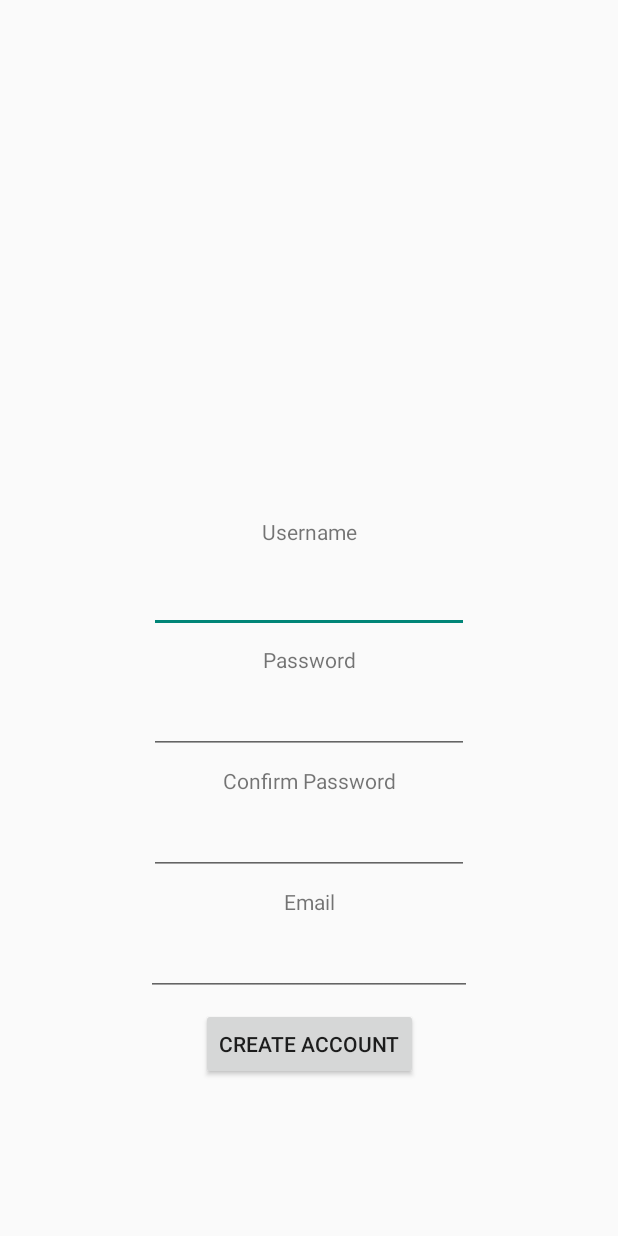
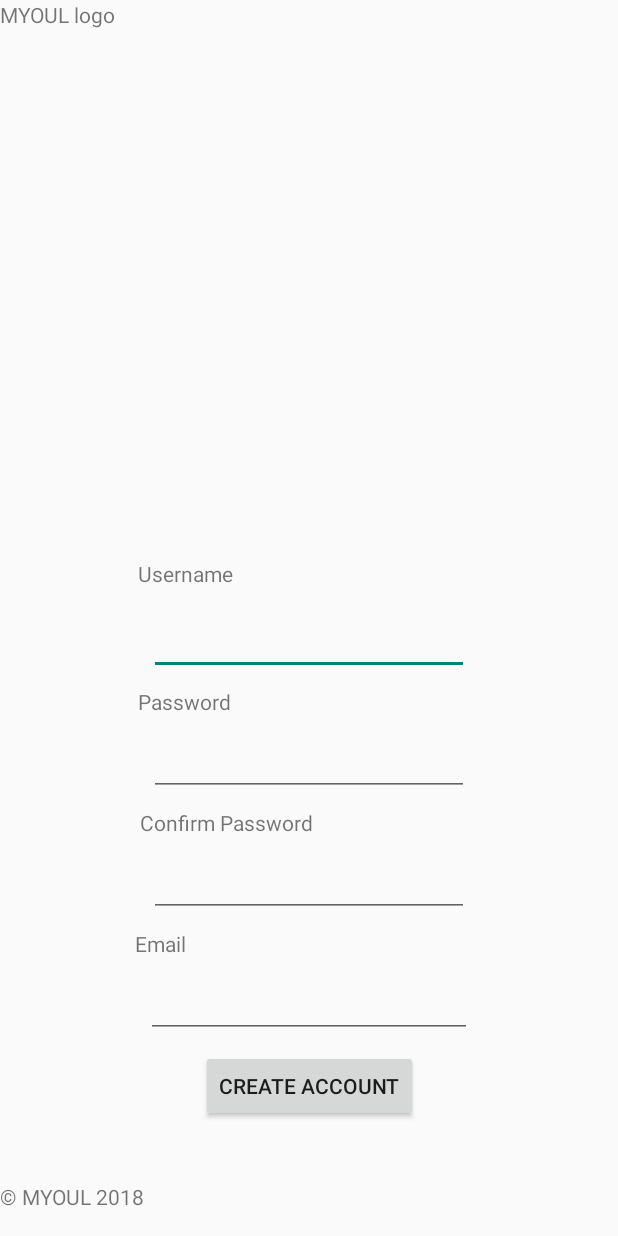
Before and after one commit to MoneyMounier/Myoul, an Android app: the CreateActivity screen opened directly, with no data from a screen before it, on a phone screen of 412 x 824 dp. Run offline under Robolectric (Android 15) with nearby library versions, the phone set to English and light mode, and no system bars.

Commit message:
Changed alignment of text to left instead of centered, added copyright and logo placeholder

```diff
--- a/MyoulApp/src/main/res/layout/activity_create.xml
+++ b/MyoulApp/src/main/res/layout/activity_create.xml
@@ -10,9 +10,9 @@
         android:id="@+id/editText"
         android:layout_width="wrap_content"
         android:layout_height="wrap_content"
+        android:layout_marginStart="8dp"
+        android:layout_marginEnd="8dp"
         android:layout_marginBottom="8dp"
-        android:layout_marginEnd="8dp"
-        android:layout_marginStart="8dp"
         android:ems="10"
         android:inputType="textPersonName"
         app:layout_constraintBottom_toTopOf="@+id/textView2"
@@ -23,25 +23,27 @@
         android:id="@+id/button"
         android:layout_width="wrap_content"
         android:layout_height="wrap_content"
-        android:layout_marginBottom="104dp"
+        android:layout_marginStart="8dp"
         android:layout_marginEnd="8dp"
-        android:layout_marginStart="8dp"
+        android:layout_marginBottom="76dp"
         android:text="Create Account"
         app:layout_constraintBottom_toBottomOf="parent"
         app:layout_constraintEnd_toEndOf="parent"
+        app:layout_constraintHorizontal_bias="0.502"
         app:layout_constraintStart_toStartOf="parent" />
 
     <TextView
         android:id="@+id/textView"
         android:layout_width="wrap_content"
         android:layout_height="24dp"
-        android:layout_marginBottom="8dp"
-        android:layout_marginEnd="8dp"
         android:layout_marginStart="8dp"
         android:layout_marginTop="8dp"
+        android:layout_marginEnd="8dp"
+        android:layout_marginBottom="8dp"
         android:text="Username"
         app:layout_constraintBottom_toTopOf="@+id/editText"
         app:layout_constraintEnd_toEndOf="parent"
+        app:layout_constraintHorizontal_bias="0.252"
         app:layout_constraintStart_toStartOf="parent"
         app:layout_constraintTop_toTopOf="parent"
         app:layout_constraintVertical_bias="1.0" />
@@ -50,45 +52,48 @@
         android:id="@+id/textView2"
         android:layout_width="wrap_content"
         android:layout_height="wrap_content"
+        android:layout_marginStart="8dp"
+        android:layout_marginEnd="8dp"
         android:layout_marginBottom="8dp"
-        android:layout_marginEnd="8dp"
-        android:layout_marginStart="8dp"
         android:text="Password"
         app:layout_constraintBottom_toTopOf="@+id/editText10"
         app:layout_constraintEnd_toEndOf="parent"
+        app:layout_constraintHorizontal_bias="0.251"
         app:layout_constraintStart_toStartOf="parent" />
 
     <TextView
         android:id="@+id/textView3"
         android:layout_width="wrap_content"
         android:layout_height="19dp"
+        android:layout_marginStart="8dp"
+        android:layout_marginEnd="8dp"
         android:layout_marginBottom="8dp"
-        android:layout_marginEnd="8dp"
-        android:layout_marginStart="8dp"
         android:text="Confirm Password"
         app:layout_constraintBottom_toTopOf="@+id/editText11"
         app:layout_constraintEnd_toEndOf="parent"
+        app:layout_constraintHorizontal_bias="0.304"
         app:layout_constraintStart_toStartOf="parent" />
 
     <TextView
         android:id="@+id/textView6"
         android:layout_width="wrap_content"
         android:layout_height="wrap_content"
+        android:layout_marginStart="8dp"
+        android:layout_marginEnd="8dp"
         android:layout_marginBottom="8dp"
-        android:layout_marginEnd="8dp"
-        android:layout_marginStart="8dp"
         android:text="Email"
         app:layout_constraintBottom_toTopOf="@+id/editText9"
         app:layout_constraintEnd_toEndOf="parent"
+        app:layout_constraintHorizontal_bias="0.227"
         app:layout_constraintStart_toStartOf="parent" />
 
     <EditText
         android:id="@+id/editText9"
         android:layout_width="217dp"
         android:layout_height="wrap_content"
+        android:layout_marginStart="8dp"
+        android:layout_marginEnd="8dp"
         android:layout_marginBottom="8dp"
-        android:layout_marginEnd="8dp"
-        android:layout_marginStart="8dp"
         android:ems="10"
         android:inputType="textEmailAddress"
         app:layout_constraintBottom_toTopOf="@+id/button"
@@ -99,9 +104,9 @@
         android:id="@+id/editText10"
         android:layout_width="wrap_content"
         android:layout_height="wrap_content"
+        android:layout_marginStart="8dp"
+        android:layout_marginEnd="8dp"
         android:layout_marginBottom="8dp"
-        android:layout_marginEnd="8dp"
-        android:layout_marginStart="8dp"
         android:ems="10"
         android:inputType="textPassword"
         app:layout_constraintBottom_toTopOf="@+id/textView3"
@@ -112,13 +117,30 @@
         android:id="@+id/editText11"
         android:layout_width="wrap_content"
         android:layout_height="wrap_content"
+        android:layout_marginStart="8dp"
+        android:layout_marginEnd="8dp"
         android:layout_marginBottom="8dp"
-        android:layout_marginEnd="8dp"
-        android:layout_marginStart="8dp"
         android:ems="10"
         android:inputType="textPassword"
         app:layout_constraintBottom_toTopOf="@+id/textView6"
         app:layout_constraintEnd_toEndOf="parent"
         app:layout_constraintStart_toStartOf="parent" />
 
+    <TextView
+        android:id="@+id/textView4"
+        android:layout_width="wrap_content"
+        android:layout_height="wrap_content"
+        android:layout_marginTop="40dp"
+        android:text="© MYOUL 2018"
+        app:layout_constraintTop_toBottomOf="@+id/button"
+        tools:layout_editor_absoluteX="144dp" />
+
+    <TextView
+        android:id="@+id/textView5"
+        android:layout_width="wrap_content"
+        android:layout_height="wrap_content"
+        android:text="MYOUL logo"
+        tools:layout_editor_absoluteX="153dp"
+        tools:layout_editor_absoluteY="52dp" />
+
 </android.support.constraint.ConstraintLayout>
```
